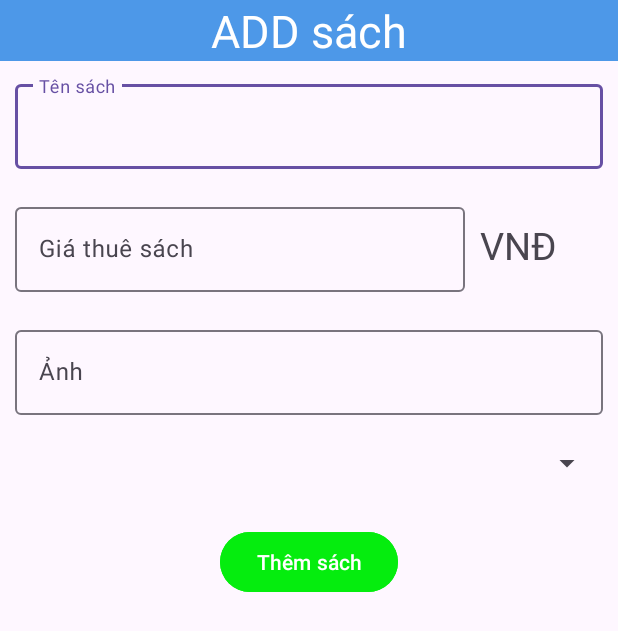
After one commit to VietPh37030/DuAnMau, an Android app: the layout add_sach.xml on its own in the app's theme, with its tools: preview values and no code run, on a phone screen of 412 x 824 dp. The commit adds this screen. Shown: the top 631 px of the screen. Run offline under Robolectric (Android 15) with nearby library versions, the phone set to English and light mode, and no system bars.

Commit message:
Du An Mau

```diff
--- /dev/null
+++ b/app/src/main/res/layout/add_sach.xml
@@ -0,0 +1,68 @@
+<?xml version="1.0" encoding="utf-8"?>
+<LinearLayout xmlns:android="http://schemas.android.com/apk/res/android"
+    android:layout_width="match_parent"
+    android:orientation="vertical"
+    android:layout_height="match_parent">
+    <TextView
+        android:background="#4D98E8"
+        android:textSize="30sp"
+        android:textColor="@color/white"
+        android:gravity="center"
+        android:text="ADD sách"
+        android:layout_width="match_parent"
+        android:layout_height="wrap_content"/>
+    <com.google.android.material.textfield.TextInputLayout
+        android:layout_width="match_parent"
+        android:layout_margin="10dp"
+        android:layout_height="wrap_content">
+        <com.google.android.material.textfield.TextInputEditText
+            android:layout_width="match_parent"
+            android:id="@+id/edts"
+            android:hint="Tên sách"
+            android:layout_height="wrap_content"/>
+    </com.google.android.material.textfield.TextInputLayout>
+    <LinearLayout
+        android:layout_width="match_parent"
+        android:layout_height="wrap_content">
+        <com.google.android.material.textfield.TextInputLayout
+            android:layout_width="300dp"
+            android:layout_margin="10dp"
+            android:layout_height="wrap_content">
+            <com.google.android.material.textfield.TextInputEditText
+                android:layout_width="match_parent"
+                android:id="@+id/edgs"
+                android:hint="Giá thuê sách"
+                android:inputType="number"
+                android:layout_height="wrap_content"/>
+        </com.google.android.material.textfield.TextInputLayout>
+        <TextView
+            android:layout_gravity="center"
+            android:textSize="25sp"
+            android:text="VNĐ"
+            android:layout_width="wrap_content"
+            android:layout_height="wrap_content"/>
+    </LinearLayout>
+    <com.google.android.material.textfield.TextInputLayout
+        android:layout_width="match_parent"
+        android:layout_margin="10dp"
+        android:layout_height="wrap_content">
+        <com.google.android.material.textfield.TextInputEditText
+            android:layout_width="match_parent"
+            android:id="@+id/edanh"
+            android:hint="Ảnh"
+            android:layout_height="wrap_content"/>
+    </com.google.android.material.textfield.TextInputLayout>
+    <Spinner
+        android:layout_margin="10dp"
+        android:id="@+id/spnmls"
+        android:layout_width="match_parent"
+        android:layout_height="wrap_content" />
+    <Button
+        android:id="@+id/btnts"
+        android:layout_marginTop="20dp"
+        android:layout_gravity="center"
+        android:text="Thêm sách"
+        android:backgroundTint="#05ED0E"
+        android:layout_width="wrap_content"
+        android:layout_height="wrap_content"/>
+</LinearLayout>
```
Also changed, not shown: app/src/main/java/anhpvph37030/fpoly/duanmau/Adapter/SachAdapter.java (added, +178 -0 lines), app/src/main/java/anhpvph37030/fpoly/duanmau/Dao/SachDao.java (added, +100 -0 lines), app/src/main/java/anhpvph37030/fpoly/duanmau/Fragment/FG_QLSACH.java (+94 -1 lines), app/src/main/java/anhpvph37030/fpoly/duanmau/Model/Sach.java (+14 -16 lines), app/src/main/res/layout/activity_login.xml (+8 -6 lines), app/src/main/res/layout/activity_well_come.xml (+2 -13 lines), app/src/main/res/layout/editsach.xml (added, +69 -0 lines), app/src/main/res/layout/fragment_f_g__q_l_s_a_c_h.xml (+24 -4 lines), app/src/main/res/layout/rcy_qlsach.xml (added, +88 -0 lines).
